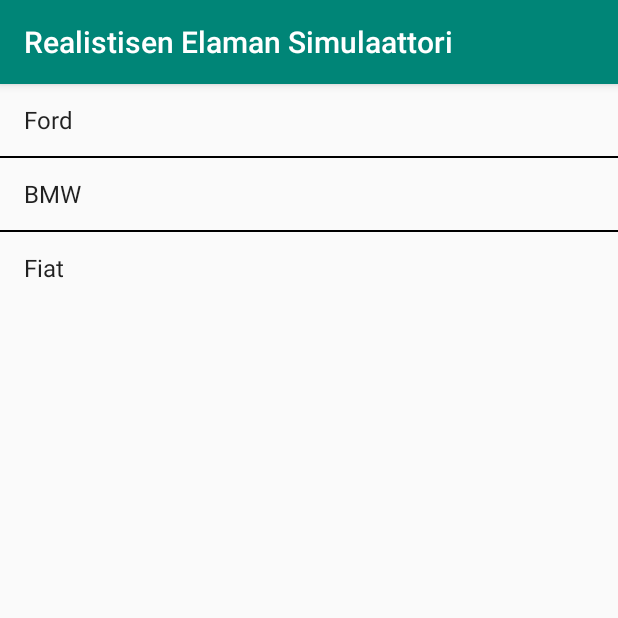
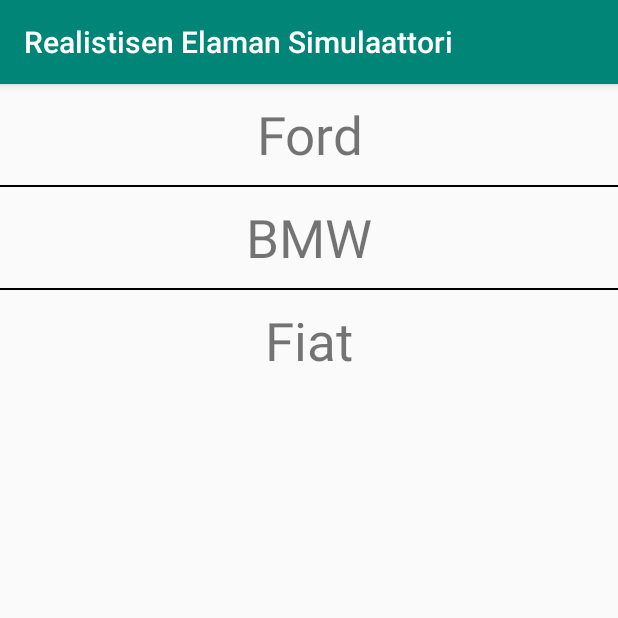
Before and after one commit to ToniMHeinonen/Realistisen-Elaman-Simulaattori, an Android app: the screen it shows after launch (ChooseScenarioActivity), on a phone screen of 412 x 824 dp, the top half of it. Run offline under Robolectric (Android 15) with nearby library versions, the phone set to English and light mode, and no system bars.

Commit message:
ChooseScenarioActivity: - add setupScenarioList() - add javadoc
scenario_item.xml:
- modify text alignment and size

activity_main.xml:
- remove constraintlayout, replace with linearlayout

```diff
--- a/app/src/main/java/muuttaa/myohemmin/realistisenelamansimulaattori/ChooseScenarioActivity.java
+++ b/app/src/main/java/muuttaa/myohemmin/realistisenelamansimulaattori/ChooseScenarioActivity.java
@@ -22,10 +22,18 @@
         super.onCreate(savedInstanceState);
         setContentView(R.layout.activity_main);
 
+        setupScenarioList();
+    }
+
+    /**
+     * Loads scenario list from json and displays values as list.
+     * Sets current scenario to the clicked value.
+     */
+    private void setupScenarioList() {
         final ListView list = findViewById(R.id.list);
         List<String> scenarios = json.getScenarioList();
         ArrayAdapter<String> arrayAdapter = new ArrayAdapter<String>(this,
-                android.R.layout.simple_list_item_1, scenarios);
+                R.layout.scenario_item, scenarios);
         list.setAdapter(arrayAdapter);
         list.setOnItemClickListener(new AdapterView.OnItemClickListener() {
             @Override
--- a/app/src/main/res/layout/activity_main.xml
+++ b/app/src/main/res/layout/activity_main.xml
@@ -1,22 +1,17 @@
 <?xml version="1.0" encoding="utf-8"?>
-<androidx.constraintlayout.widget.ConstraintLayout xmlns:android="http://schemas.android.com/apk/res/android"
+<LinearLayout xmlns:android="http://schemas.android.com/apk/res/android"
     xmlns:app="http://schemas.android.com/apk/res-auto"
     xmlns:tools="http://schemas.android.com/tools"
     android:layout_width="match_parent"
     android:layout_height="match_parent"
+    android:orientation = "vertical"
     tools:context=".ChooseScenarioActivity">
 
-    <LinearLayout
+    <ListView
+        android:id = "@+id/list"
         android:layout_width = "match_parent"
-        android:layout_height = "match_parent"
-        android:orientation = "vertical">
+        android:layout_height = "wrap_content"
+        android:divider="#000"
+        android:dividerHeight="1dp"/>
 
-        <ListView
-            android:id = "@+id/list"
-            android:layout_width = "match_parent"
-            android:layout_height = "wrap_content"
-            android:divider="#000"
-            android:dividerHeight="1dp"/>
-    </LinearLayout>
-
-</androidx.constraintlayout.widget.ConstraintLayout>
+</LinearLayout>
--- a/app/src/main/res/layout/scenario_item.xml
+++ b/app/src/main/res/layout/scenario_item.xml
@@ -4,5 +4,6 @@
     android:layout_height="match_parent"
     android:padding="10dp"
     android:id="@+id/myTextView"
-    android:textSize="16dp" >
+    android:textSize="35dp"
+    android:textAlignment="center">
 </TextView>
```
